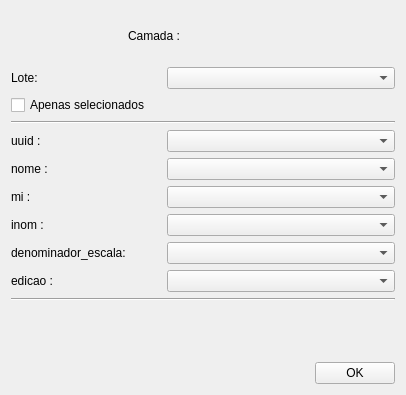
Old version of the form uis/createProduct.ui in the repository dsgoficial/SAP_Gerente.
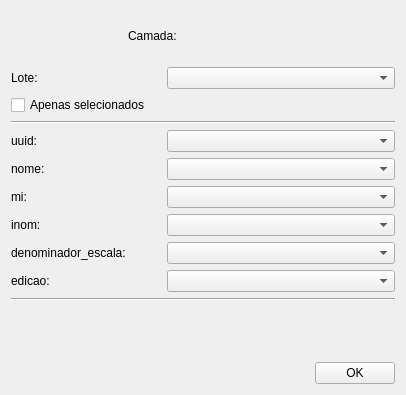
New version of the form.

The edit to the form file:
```diff
--- a/uis/createProduct.ui
+++ b/uis/createProduct.ui
@@ -37,7 +37,7 @@
         </size>
        </property>
        <property name="text">
-        <string>Camada :</string>
+        <string>Camada:</string>
        </property>
       </widget>
      </item>
@@ -105,7 +105,7 @@
         </size>
        </property>
        <property name="text">
-        <string>uuid :</string>
+        <string>uuid:</string>
        </property>
       </widget>
      </item>
@@ -144,7 +144,7 @@
         </size>
        </property>
        <property name="text">
-        <string>nome :</string>
+        <string>nome:</string>
        </property>
       </widget>
      </item>
@@ -176,7 +176,7 @@
         </size>
        </property>
        <property name="text">
-        <string>mi :</string>
+        <string>mi:</string>
        </property>
       </widget>
      </item>
@@ -208,7 +208,7 @@
         </size>
        </property>
        <property name="text">
-        <string>inom :</string>
+        <string>inom:</string>
        </property>
       </widget>
      </item>
@@ -299,7 +299,7 @@
         </size>
        </property>
        <property name="text">
-        <string>edicao :</string>
+        <string>edicao:</string>
        </property>
       </widget>
      </item>
```
